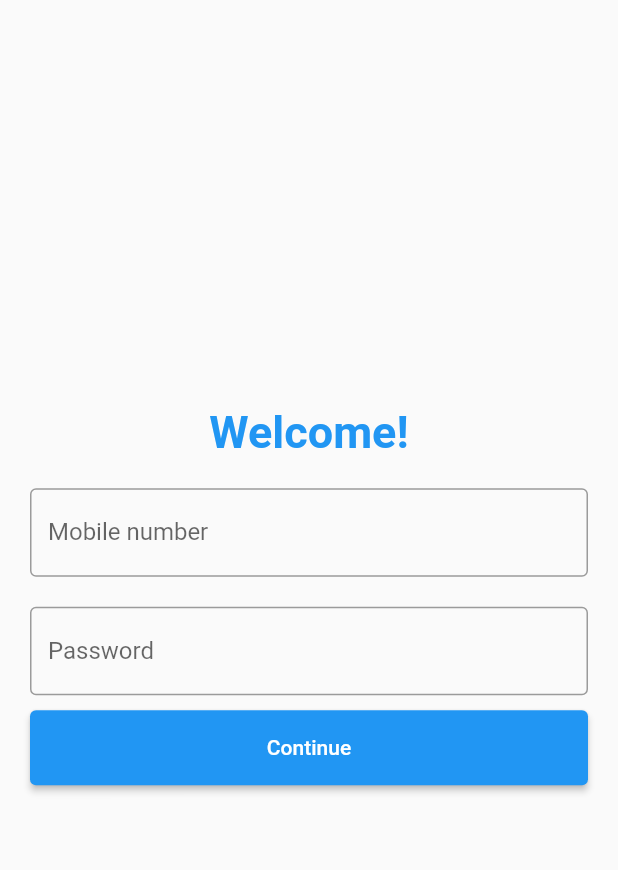
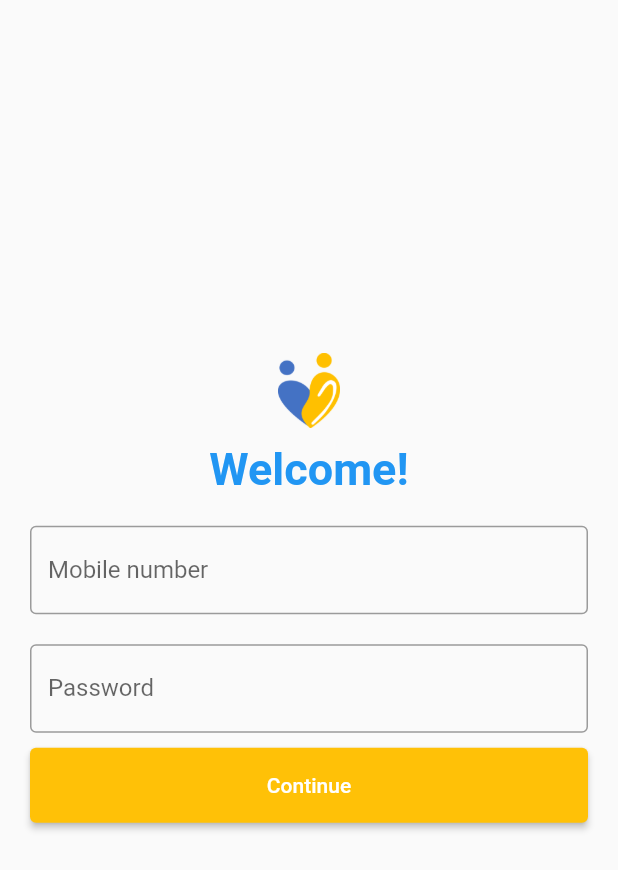
Before and after one commit to BrainHack2021-Hackuna-Matata/app-mobile, a Flutter app: the screen it shows after launch, on a phone screen of 412 x 824 dp. Shown: the top 870 px of the screen. Run offline on Flutter 3.47's test engine with Material 2 defaults, Android fonts, the phone set to English and light mode, and no system bars; our stand-ins replace datetime_picker_formfield, google_maps_flutter, timer_count_down.

Commit message:
Final Push

```diff
--- a/lib/screens/authScreen/authScreen.dart
+++ b/lib/screens/authScreen/authScreen.dart
@@ -88,6 +88,7 @@ class _AuthScreenState extends State<AuthScreen> {
             child: Column(
               mainAxisAlignment: MainAxisAlignment.center,
               children: <Widget>[
+                Image(image: AssetImage('assets/icons/icon.png'), height: 50, width: 50),
                 Container(
                   alignment: Alignment.center,
                   padding: EdgeInsets.all(10),
@@ -140,7 +141,7 @@ class _AuthScreenState extends State<AuthScreen> {
                     builder: (context, user, child) {
                       return ElevatedButton(
                         style: ElevatedButton.styleFrom(
-                          primary: Colors.blue,
+
                           onPrimary: Colors.white,
                         ),
                         child: Text('Continue'),
--- a/lib/screens/authScreen/registerScreen.dart
+++ b/lib/screens/authScreen/registerScreen.dart
@@ -269,7 +269,6 @@ class _RegisterScreenState extends State<RegisterScreen> {
                       Consumer<UserNotifier>(builder: (context, user, child) {
                     return ElevatedButton(
                       style: ElevatedButton.styleFrom(
-                        primary: Colors.blue,
                         onPrimary: Colors.white,
                       ),
                       child: Text('Register'),
--- a/lib/screens/purchasescreen/mapScreen.dart
+++ b/lib/screens/purchasescreen/mapScreen.dart
@@ -52,9 +52,9 @@ class MapScreenState extends State<MapScreen> {
           '${a['unit']}',
           'assets/purchase_default/groceries_default.jpg',
           '${a['description']}',
-          '${a['id']}',
-          '${a['fulfilled']}',
-          '${a['accepted']}',
+           a['id'],
+           a['fulfilled'],
+           a['accepted'],
           '${a['name']}',];
 
       }).toList();
--- a/lib/screens/purchasescreen/viewActiveCommit.dart
+++ b/lib/screens/purchasescreen/viewActiveCommit.dart
@@ -51,7 +51,7 @@ class ViewActiveCommit extends StatelessWidget {
       style: TextStyle(
           fontSize: 36,
           backgroundColor: Colors.yellow[200],
-          color: Colors.yellow[50]));
+          color: Colors.black));
 
   Widget acceptedJellybean = Text("Accepted",
       style: TextStyle(
--- a/lib/screens/purchasescreen/viewActivePurchase.dart
+++ b/lib/screens/purchasescreen/viewActivePurchase.dart
@@ -34,7 +34,7 @@ Widget mealJellybean = Text("Meal Needed",style: TextStyle(
               fontSize: 36, backgroundColor: Colors.orange[200] , color: Colors.orange[50] ));
 
 Widget waitingJellybean =  Text("Pending Accept",style: TextStyle(
-              fontSize: 36, backgroundColor: Colors.yellow[200] , color: Colors.yellow[50] ));
+              fontSize: 36, backgroundColor: Colors.yellow[200] , color: Colors.black ));
 
 Widget acceptedJellybean =  Text("Accepted",style: TextStyle(
               fontSize: 36, backgroundColor: Colors.green[200] , color: Colors.green[50] ));
```
Also changed, not shown: lib/screens/purchasescreen/mapMoreInfo.dart (+12 -21 lines), assets/icons/icon.png (added).
